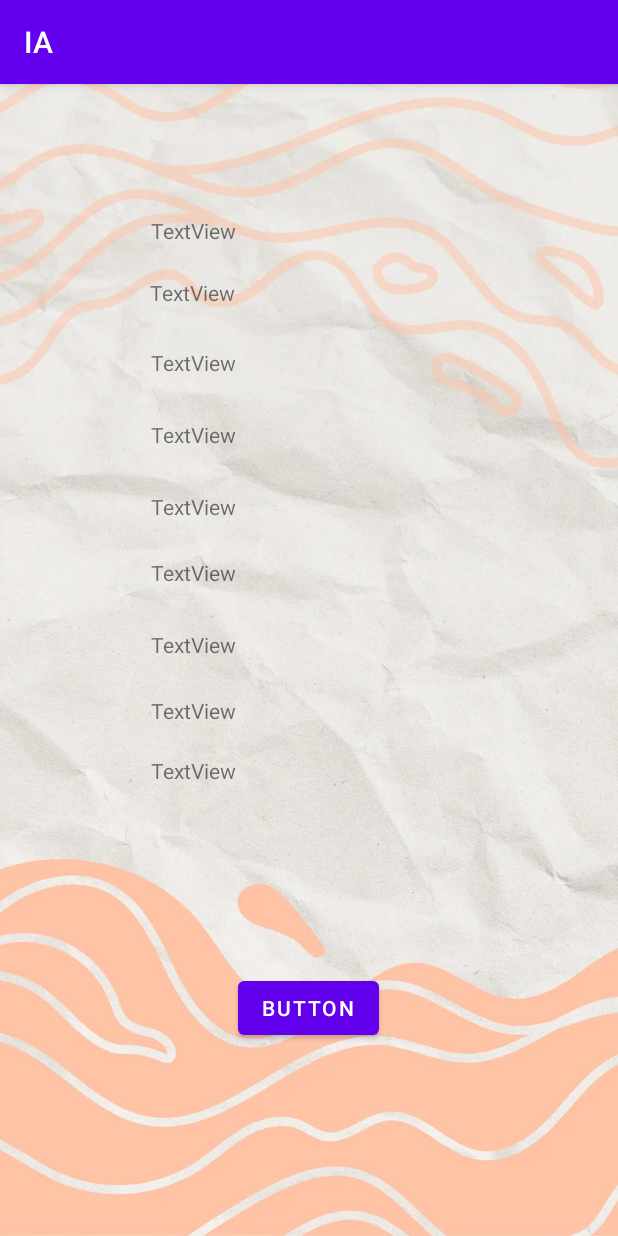
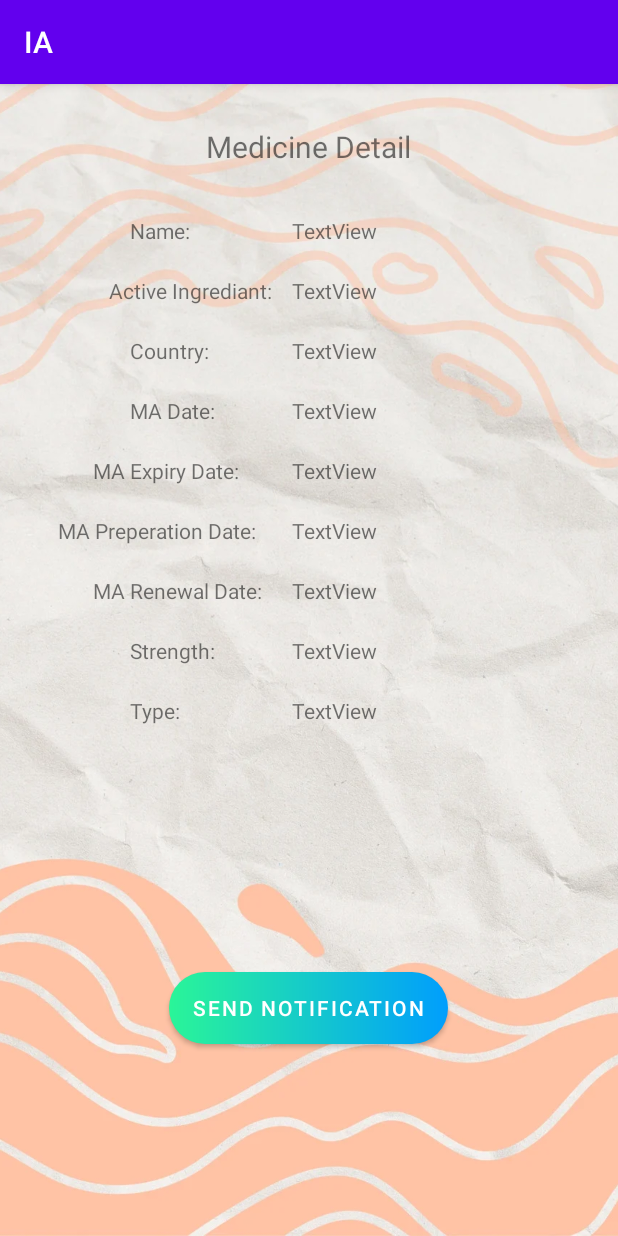
Before and after one commit to MrZimbat/IA, an Android app: the MedProfileActivity screen opened directly, with no data from a screen before it, on a phone screen of 412 x 824 dp. Run offline under Robolectric (Android 15) with nearby library versions, the light colour scheme and no system bars; our stand-ins replace Firebase (no records; nobody signed in at launch, a user with empty details on screens opened directly); 11 statements that could not run were skipped.

Commit message:
almost done need minor changes with design

```diff
--- a/app/src/main/res/layout/activity_med_info.xml
+++ b/app/src/main/res/layout/activity_med_info.xml
@@ -7,10 +7,13 @@
     tools:context=".Controller.MedInfoActivity">
 
     <ImageView
+        android:id="@+id/imageView3"
         android:layout_width="match_parent"
         android:layout_height="match_parent"
+        android:scaleType="centerCrop"
         android:src="@drawable/background2"
-        android:scaleType="centerCrop"/>
+        tools:layout_editor_absoluteX="-1dp"
+        tools:layout_editor_absoluteY="0dp" />
 
     <Button
         android:id="@+id/TBgetInfo"
@@ -19,10 +22,10 @@
         android:layout_marginStart="102dp"
         android:layout_marginTop="105dp"
         android:layout_marginEnd="53dp"
+        android:background="@drawable/custom_button"
         android:onClick="testDB"
-        android:background="@drawable/custom_button"
+        android:text="Med Info"
         app:backgroundTint="@null"
-        android:text="Med Info"
         app:layout_constraintEnd_toStartOf="@+id/TBgobackMain2"
         app:layout_constraintStart_toStartOf="parent"
         app:layout_constraintTop_toTopOf="parent" />
@@ -34,9 +37,9 @@
         android:layout_marginStart="16dp"
         android:layout_marginTop="104dp"
         android:layout_marginEnd="68dp"
+        android:background="@drawable/custom_button"
         android:onClick="goBack"
         android:text="Go Back"
-        android:background="@drawable/custom_button"
         app:backgroundTint="@null"
         app:layout_constraintEnd_toEndOf="parent"
         app:layout_constraintStart_toEndOf="@+id/TBgetInfo"
@@ -58,4 +61,15 @@
         tools:layout_editor_absoluteX="1dp"
         tools:layout_editor_absoluteY="59dp" />
 
+    <TextView
+        android:id="@+id/textView6"
+        android:layout_width="213dp"
+        android:layout_height="19dp"
+        android:layout_marginTop="16dp"
+        android:text="click medicine to get more info"
+        app:layout_constraintEnd_toStartOf="@+id/imageView3"
+        app:layout_constraintHorizontal_bias="0.633"
+        app:layout_constraintStart_toEndOf="@+id/imageView3"
+        app:layout_constraintTop_toBottomOf="@+id/recView" />
+
 </androidx.constraintlayout.widget.ConstraintLayout>
--- a/app/src/main/res/layout/activity_med_profile.xml
+++ b/app/src/main/res/layout/activity_med_profile.xml
@@ -13,133 +13,205 @@
         android:layout_height="match_parent"
         android:scaleType="centerCrop"
         android:src="@drawable/background2"
-        tools:layout_editor_absoluteX="-16dp"
-        tools:layout_editor_absoluteY="-71dp" />
+        tools:layout_editor_absoluteX="0dp"
+        tools:layout_editor_absoluteY="0dp" />
+
+    <TextView
+        android:id="@+id/TVName3"
+        android:layout_width="115dp"
+        android:layout_height="25dp"
+        android:layout_marginTop="128dp"
+        android:layout_marginEnd="224dp"
+        android:scrollbarSize="30dp"
+        android:text="Active Ingrediant:"
+        app:layout_constraintEnd_toEndOf="parent"
+        app:layout_constraintTop_toTopOf="parent" />
+
+    <TextView
+        android:id="@+id/TVName2"
+        android:layout_width="101dp"
+        android:layout_height="24dp"
+        android:layout_marginTop="88dp"
+        android:layout_marginEnd="224dp"
+        android:scrollbarSize="30dp"
+        android:text="Name:"
+        app:layout_constraintEnd_toEndOf="parent"
+        app:layout_constraintTop_toTopOf="parent" />
+
+    <TextView
+        android:id="@+id/TVName9"
+        android:layout_width="101dp"
+        android:layout_height="24dp"
+        android:layout_marginTop="408dp"
+        android:layout_marginEnd="224dp"
+        android:scrollbarSize="30dp"
+        android:text="Type:"
+        app:layout_constraintEnd_toEndOf="parent"
+        app:layout_constraintTop_toTopOf="parent" />
+
+    <TextView
+        android:id="@+id/TVName10"
+        android:layout_width="101dp"
+        android:layout_height="24dp"
+        android:layout_marginTop="368dp"
+        android:layout_marginEnd="224dp"
+        android:scrollbarSize="30dp"
+        android:text="Strength:"
+        app:layout_constraintEnd_toEndOf="parent"
+        app:layout_constraintTop_toTopOf="parent" />
+
+    <TextView
+        android:id="@+id/TVName4"
+        android:layout_width="101dp"
+        android:layout_height="24dp"
+        android:layout_marginTop="168dp"
+        android:layout_marginEnd="224dp"
+        android:scrollbarSize="30dp"
+        android:text="Country:"
+        app:layout_constraintEnd_toEndOf="parent"
+        app:layout_constraintTop_toTopOf="parent" />
+
+    <TextView
+        android:id="@+id/TVName5"
+        android:layout_width="101dp"
+        android:layout_height="24dp"
+        android:layout_marginTop="208dp"
+        android:layout_marginEnd="224dp"
+        android:scrollbarSize="30dp"
+        android:text="MA Date:"
+        app:layout_constraintEnd_toEndOf="parent"
+        app:layout_constraintTop_toTopOf="parent" />
+
+    <TextView
+        android:id="@+id/TVName6"
+        android:layout_width="126dp"
+        android:layout_height="24dp"
+        android:layout_marginTop="248dp"
+        android:layout_marginEnd="224dp"
+        android:scrollbarSize="30dp"
+        android:text="MA Expiry Date:"
+        app:layout_constraintEnd_toEndOf="parent"
+        app:layout_constraintTop_toTopOf="parent" />
+
+    <TextView
+        android:id="@+id/TVName8"
+        android:layout_width="126dp"
+        android:layout_height="24dp"
+        android:layout_marginTop="328dp"
+        android:layout_marginEnd="224dp"
+        android:scrollbarSize="30dp"
+        android:text="MA Renewal Date:"
+        app:layout_constraintEnd_toEndOf="parent"
+        app:layout_constraintTop_toTopOf="parent" />
+
+    <TextView
+        android:id="@+id/TVName7"
+        android:layout_width="149dp"
+        android:layout_height="25dp"
+        android:layout_marginTop="288dp"
+        android:layout_marginEnd="224dp"
+        android:scrollbarSize="30dp"
+        android:text="MA Preperation Date:"
+        app:layout_constraintEnd_toEndOf="parent"
+        app:layout_constraintTop_toTopOf="parent" />
 
     <TextView
         android:id="@+id/TVmaDate"
-        android:layout_width="195dp"
-        android:layout_height="25dp"
-        android:layout_marginStart="168dp"
-        android:layout_marginTop="224dp"
-        android:layout_marginEnd="185dp"
+        android:layout_width="101dp"
+        android:layout_height="24dp"
+        android:layout_marginTop="208dp"
+        android:layout_marginEnd="116dp"
         android:scrollbarSize="30dp"
         android:text="TextView"
         app:layout_constraintEnd_toEndOf="parent"
-        app:layout_constraintHorizontal_bias="0.496"
-        app:layout_constraintStart_toStartOf="parent"
         app:layout_constraintTop_toTopOf="parent" />
 
     <TextView
         android:id="@+id/TVmaExtDate"
-        android:layout_width="195dp"
-        android:layout_height="25dp"
-        android:layout_marginStart="168dp"
-        android:layout_marginTop="272dp"
-        android:layout_marginEnd="185dp"
+        android:layout_width="101dp"
+        android:layout_height="24dp"
+        android:layout_marginTop="248dp"
+        android:layout_marginEnd="116dp"
         android:scrollbarSize="30dp"
         android:text="TextView"
         app:layout_constraintEnd_toEndOf="parent"
-        app:layout_constraintHorizontal_bias="0.496"
-        app:layout_constraintStart_toStartOf="parent"
         app:layout_constraintTop_toTopOf="parent" />
 
     <TextView
         android:id="@+id/TVmaPrepDate"
-        android:layout_width="195dp"
-        android:layout_height="25dp"
-        android:layout_marginStart="168dp"
-        android:layout_marginTop="316dp"
-        android:layout_marginEnd="185dp"
+        android:layout_width="101dp"
+        android:layout_height="24dp"
+        android:layout_marginTop="288dp"
+        android:layout_marginEnd="116dp"
         android:scrollbarSize="30dp"
         android:text="TextView"
         app:layout_constraintEnd_toEndOf="parent"
-        app:layout_constraintHorizontal_bias="0.496"
-        app:layout_constraintStart_toStartOf="parent"
         app:layout_constraintTop_toTopOf="parent" />
 
     <TextView
         android:id="@+id/TVmaRewDate"
-        android:layout_width="195dp"
-        android:layout_height="25dp"
-        android:layout_marginStart="168dp"
-        android:layout_marginTop="364dp"
-        android:layout_marginEnd="185dp"
+        android:layout_width="101dp"
+        android:layout_height="24dp"
+        android:layout_marginTop="328dp"
+        android:layout_marginEnd="116dp"
         android:scrollbarSize="30dp"
         android:text="TextView"
         app:layout_constraintEnd_toEndOf="parent"
-        app:layout_constraintHorizontal_bias="0.496"
-        app:layout_constraintStart_toStartOf="parent"
         app:layout_constraintTop_toTopOf="parent" />
 
     <TextView
         android:id="@+id/TVStrength"
-        android:layout_width="195dp"
-        android:layout_height="25dp"
-        android:layout_marginStart="168dp"
-        android:layout_marginTop="408dp"
-        android:layout_marginEnd="185dp"
+        android:layout_width="101dp"
+        android:layout_height="24dp"
+        android:layout_marginTop="368dp"
+        android:layout_marginEnd="116dp"
         android:scrollbarSize="30dp"
         android:text="TextView"
         app:layout_constraintEnd_toEndOf="parent"
-        app:layout_constraintHorizontal_bias="0.496"
-        app:layout_constraintStart_toStartOf="parent"
         app:layout_constraintTop_toTopOf="parent" />
 
     <TextView
         android:id="@+id/TVName"
-        android:layout_width="195dp"
-        android:layout_height="25dp"
-        android:layout_marginStart="168dp"
+        android:layout_width="101dp"
+        android:layout_height="24dp"
         android:layout_marginTop="88dp"
-        android:layout_marginEnd="185dp"
+        android:layout_marginEnd="116dp"
         android:scrollbarSize="30dp"
         android:text="TextView"
         app:layout_constraintEnd_toEndOf="parent"
-        app:layout_constraintHorizontal_bias="0.496"
-        app:layout_constraintStart_toStartOf="parent"
         app:layout_constraintTop_toTopOf="parent" />
 
     <TextView
         android:id="@+id/TVtype"
-        android:layout_width="195dp"
-        android:layout_height="25dp"
-        android:layout_marginStart="168dp"
-        android:layout_marginTop="448dp"
-        android:layout_marginEnd="185dp"
+        android:layout_width="101dp"
+        android:layout_height="24dp"
+        android:layout_marginTop="408dp"
+        android:layout_marginEnd="116dp"
         android:scrollbarSize="30dp"
         android:text="TextView"
         app:layout_constraintEnd_toEndOf="parent"
-        app:layout_constraintHorizontal_bias="0.496"
-        app:layout_constraintStart_toStartOf="parent"
         app:layout_constraintTop_toTopOf="parent" />
 
     <TextView
         android:id="@+id/TVCountry"
-        android:layout_width="195dp"
-        android:layout_height="25dp"
-        android:layout_marginStart="168dp"
-        android:layout_marginTop="176dp"
-        android:layout_marginEnd="185dp"
+        android:layout_width="101dp"
+        android:layout_height="24dp"
+        android:layout_marginTop="168dp"
+        android:layout_marginEnd="116dp"
         android:scrollbarSize="30dp"
         android:text="TextView"
         app:layout_constraintEnd_toEndOf="parent"
-        app:layout_constraintHorizontal_bias="0.496"
-        app:layout_constraintStart_toStartOf="parent"
         app:layout_constraintTop_toTopOf="parent" />
 
     <TextView
         android:id="@+id/TVai"
-        android:layout_width="195dp"
-        android:layout_height="25dp"
-        android:layout_marginStart="168dp"
-        android:layout_marginTop="129dp"
-        android:layout_marginEnd="185dp"
+        android:layout_width="101dp"
+        android:layout_height="24dp"
+        android:layout_marginTop="128dp"
+        android:layout_marginEnd="116dp"
         android:scrollbarSize="30dp"
         android:text="TextView"
         app:layout_constraintEnd_toEndOf="parent"
-        app:layout_constraintHorizontal_bias="0.5"
-        app:layout_constraintStart_toStartOf="parent"
         app:layout_constraintTop_toTopOf="parent" />
 
     <Button
@@ -147,11 +219,26 @@
         android:layout_width="wrap_content"
         android:layout_height="wrap_content"
         android:layout_marginBottom="128dp"
+        android:background="@drawable/custom_button"
         android:onClick="sendEmail"
-        android:text="Button"
+        android:text="send notification"
+        app:backgroundTint="@null"
         app:layout_constraintBottom_toBottomOf="parent"
         app:layout_constraintEnd_toEndOf="parent"
         app:layout_constraintHorizontal_bias="0.498"
         app:layout_constraintStart_toStartOf="parent" />
 
+    <TextView
+        android:id="@+id/textView"
+        android:layout_width="wrap_content"
+        android:layout_height="wrap_content"
+        android:layout_marginTop="28dp"
+        android:scrollbarSize="60dp"
+        android:text="Medicine Detail"
+        android:textSize="20sp"
+        app:layout_constraintEnd_toStartOf="@+id/imageView"
+        app:layout_constraintHorizontal_bias="0.501"
+        app:layout_constraintStart_toEndOf="@+id/imageView"
+        app:layout_constraintTop_toTopOf="@+id/imageView" />
+
 </androidx.constraintlayout.widget.ConstraintLayout>
--- a/app/src/main/res/layout/activity_menu.xml
+++ b/app/src/main/res/layout/activity_menu.xml
@@ -64,4 +64,46 @@
         app:layout_constraintStart_toStartOf="parent"
         app:layout_constraintTop_toBottomOf="@+id/spinner" />
 
+    <TextView
+        android:id="@+id/textView2"
+        android:layout_width="78dp"
+        android:layout_height="44dp"
+        android:layout_marginEnd="16dp"
+        android:text="Go to"
+        android:textSize="30sp"
+        app:layout_constraintEnd_toStartOf="@+id/BTgoAddVehicle"
+        tools:layout_editor_absoluteY="460dp" />
+
+    <TextView
+        android:id="@+id/textView3"
+        android:layout_width="78dp"
+        android:layout_height="44dp"
+        android:layout_marginEnd="16dp"
+        android:text="Go to"
+        android:textSize="30sp"
+        app:layout_constraintEnd_toStartOf="@+id/BTgoVehInfo"
+        tools:layout_editor_absoluteY="572dp" />
+
+    <TextView
+        android:id="@+id/textView4"
+        android:layout_width="256dp"
+        android:layout_height="33dp"
+        android:layout_marginTop="28dp"
+        android:text="Number of Medicine "
+        android:textSize="28sp"
+        app:layout_constraintEnd_toStartOf="@+id/imageView2"
+        app:layout_constraintStart_toEndOf="@+id/imageView2"
+        app:layout_constraintTop_toBottomOf="@+id/spinner" />
+
+    <TextView
+        android:id="@+id/textView5"
+        android:layout_width="215dp"
+        android:layout_height="27dp"
+        android:layout_marginStart="16dp"
+        android:layout_marginTop="28dp"
+        android:text="Select medicine"
+        android:textSize="20sp"
+        app:layout_constraintStart_toStartOf="parent"
+        app:layout_constraintTop_toTopOf="@+id/imageView2" />
+
 </androidx.constraintlayout.widget.ConstraintLayout>
```
